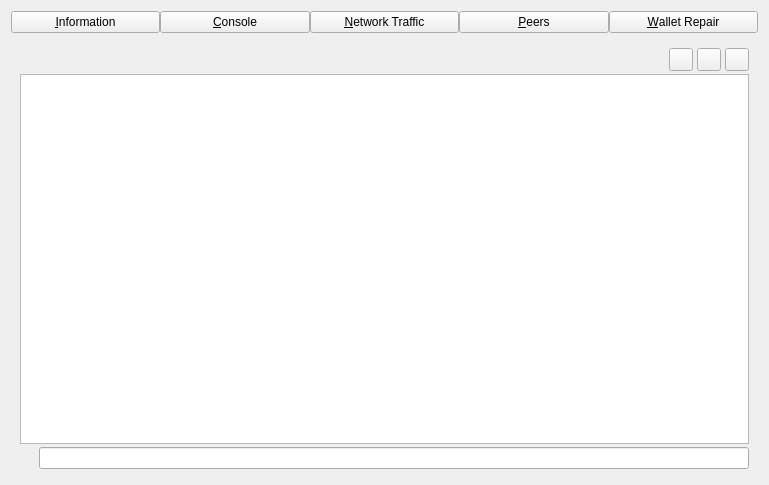
Above: src/qt/forms/debugwindow.ui from xazab/xazab before the change. Below: the same form after it.
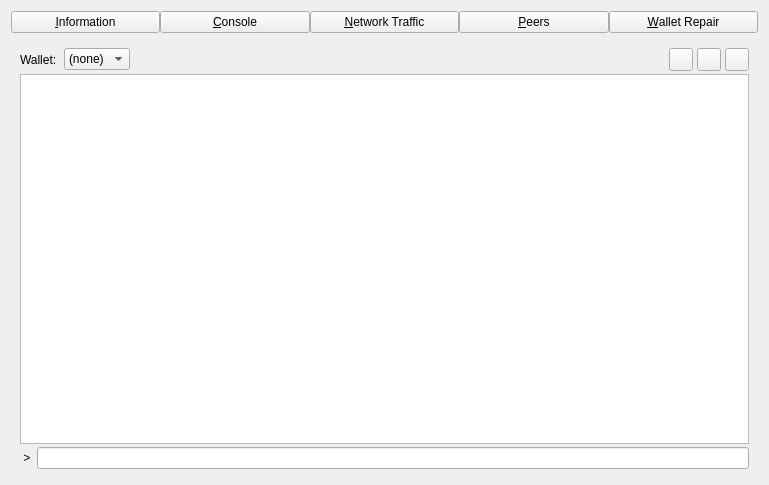
That is the form after the change. The open tabs and pages were chosen to show the change. Icons and pictures are not drawn. Custom widgets are drawn as their Qt base class.

Diff of the .ui file:
```diff
--- a/src/qt/forms/debugwindow.ui
+++ b/src/qt/forms/debugwindow.ui
@@ -517,6 +517,22 @@
          <property name="spacing">
           <number>4</number>
          </property>
+         <item>
+          <widget class="QLabel" name="WalletSelectorLabel">
+           <property name="text">
+            <string>Wallet: </string>
+           </property>
+          </widget>
+         </item>
+         <item>
+          <widget class="QComboBox" name="WalletSelector">
+           <item>
+            <property name="text">
+             <string>(none)</string>
+            </property>
+           </item>
+          </widget>
+         </item>
          <item>
           <spacer name="horizontalSpacer">
            <property name="orientation">
@@ -581,35 +597,9 @@
           <number>3</number>
          </property>
          <item>
-          <widget class="QPushButton" name="promptIcon">
-           <property name="enabled">
-            <bool>false</bool>
-           </property>
-           <property name="maximumSize">
-            <size>
-             <width>16</width>
-             <height>24</height>
-            </size>
-           </property>
+          <widget class="QLabel" name="promptLabel">
            <property name="text">
-            <string/>
-           </property>
-           <property name="icon">
-            <iconset>
-             <normaloff>:/icons/prompticon</normaloff>
-             <disabledoff>:/icons/prompticon</disabledoff>:/icons/prompticon</iconset>
-           </property>
-           <property name="iconSize">
-            <size>
-             <width>14</width>
-             <height>14</height>
-            </size>
-           </property>
-           <property name="autoDefault">
-            <bool>false</bool>
-           </property>
-           <property name="flat">
-            <bool>true</bool>
+            <string notr="true"> &gt; </string>
            </property>
           </widget>
          </item>
```
